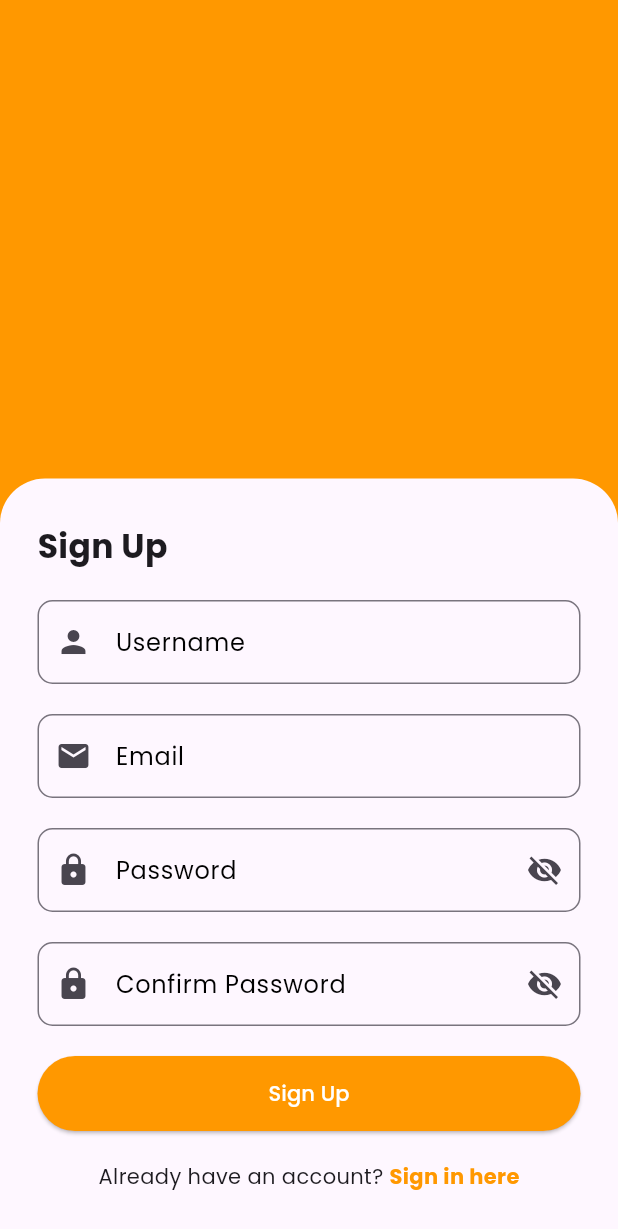
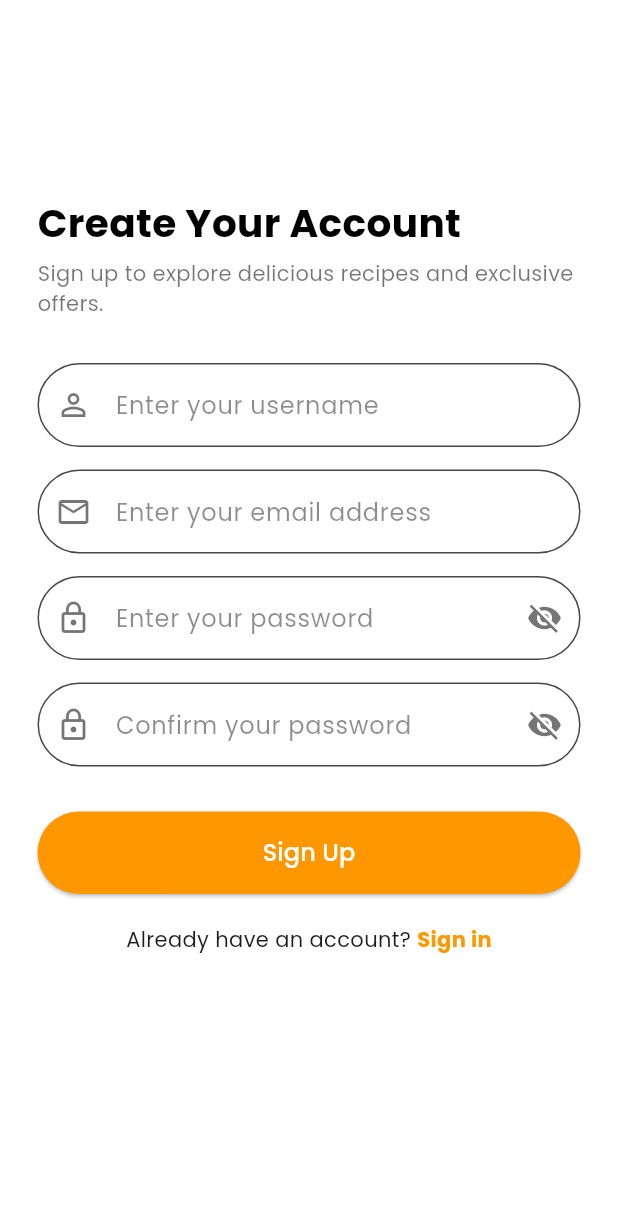
Before and after one commit to rockypabalate/food_ai_thesis, a Flutter app: the SignUpView screen opened by its route, on a phone screen of 412 x 824 dp. Shown: the top 1229 px of the screen. Run offline on Flutter 3.47's test engine with Material 3 defaults, Android fonts, the light colour scheme and no system bars; our stand-ins replace dio, google_fonts, image_picker, lottie, shared_preferences, shimmer and 4 more; missing offline and left inert: tflite_flutter; accounts and stored records are empty; project files that could hold a hidden picture were left out.

Commit message:
new code

```diff
--- a/lib/ui/views/sign_up/sign_up_view.dart
+++ b/lib/ui/views/sign_up/sign_up_view.dart
@@ -1,7 +1,7 @@
 import 'package:flutter/material.dart';
-import 'package:food_ai_thesis/ui/views/register/widgets_loading_sign_up.dart';
 import 'package:google_fonts/google_fonts.dart';
 import 'package:stacked/stacked.dart';
+import 'package:food_ai_thesis/ui/views/register/widgets_loading_sign_up.dart';
 import 'sign_up_viewmodel.dart';
 
 class SignUpView extends StackedView<SignUpViewModel> {
@@ -14,173 +14,148 @@ class SignUpView extends StackedView<SignUpViewModel> {
     Widget? child,
   ) {
     return Scaffold(
-      backgroundColor: Theme.of(context).colorScheme.background,
+      backgroundColor: Colors.white,
       body: Stack(
         children: [
-          // Background container
-          Container(
-            width: double.infinity,
-            height: double.infinity,
-            color: Colors.orange, // Orange background color
-            child: Center(
-              child: Text(
+          SafeArea(
+            child: SingleChildScrollView(
+              child: Padding(
+                padding: const EdgeInsets.symmetric(
+                    horizontal: 25.0, vertical: 50.0),
+                child: Column(
+                  crossAxisAlignment: CrossAxisAlignment.start,
+                  children: [
+                    const SizedBox(height: 80.0),
+                    Text(
                       'Create Your Account',
                       style: GoogleFonts.poppins(
-                  fontSize: 24.0,
+                        fontSize: 26.0,
                         fontWeight: FontWeight.bold,
-                  color: Colors.white,
+                        color: Colors.black,
                       ),
                     ),
+                    const SizedBox(height: 5.0),
+                    Text(
+                      'Sign up to explore delicious recipes and exclusive offers.',
+                      style: GoogleFonts.poppins(
+                        fontSize: 14.0,
+                        color: Colors.black54,
                       ),
                     ),
-          // Bottom container with sign-up fields
-          Align(
-            alignment: Alignment.bottomCenter,
-            child: Container(
-              padding:
-                  const EdgeInsets.symmetric(horizontal: 25.0, vertical: 30.0),
-              decoration: BoxDecoration(
-                color: Theme.of(context).colorScheme.surface,
-                borderRadius: const BorderRadius.only(
-                  topLeft: Radius.circular(30.0),
-                  topRight: Radius.circular(30.0),
-                ),
-              ),
-              child: Column(
-                mainAxisSize: MainAxisSize.min,
-                crossAxisAlignment: CrossAxisAlignment.start,
-                children: [
-                  // Sign-Up header
-                  Text(
-                    'Sign Up',
-                    style: GoogleFonts.poppins(
-                      fontSize: 22.0,
-                      fontWeight: FontWeight.bold,
-                    ),
-                  ),
-                  const SizedBox(height: 20.0),
-                  // Username field
+                    const SizedBox(height: 30.0),
                     TextFormField(
                       controller: viewModel.usernameController,
                       decoration: InputDecoration(
-                      labelText: 'Username',
-                      labelStyle: GoogleFonts.poppins(
-                        color: Colors.black, // Black label color when typing
+                        filled: true,
+                        fillColor: Colors.white,
+                        hintText: 'Enter your username',
+                        hintStyle: GoogleFonts.poppins(color: Colors.black45),
+                        border: OutlineInputBorder(
+                          borderRadius: BorderRadius.circular(30.0),
+                          borderSide: BorderSide(color: Colors.grey.shade300),
                         ),
-                      border: OutlineInputBorder(
-                        borderRadius: BorderRadius.circular(10.0),
-                      ),
-                      focusedBorder: OutlineInputBorder(
-                        borderRadius: BorderRadius.circular(10.0),
-                        borderSide: const BorderSide(color: Colors.black),
-                      ),
-                      prefixIcon: const Icon(Icons.person),
+                        prefixIcon: const Icon(Icons.person_outline,
+                            color: Colors.black54),
                       ),
                     ),
-                  const SizedBox(height: 20.0),
-                  // Email field
+                    const SizedBox(height: 15.0),
                     TextFormField(
                       controller: viewModel.emailController,
                       decoration: InputDecoration(
-                      labelText: 'Email',
-                      labelStyle: GoogleFonts.poppins(
-                        color: Colors.black, // Black label color when typing
+                        filled: true,
+                        fillColor: Colors.white,
+                        hintText: 'Enter your email address',
+                        hintStyle: GoogleFonts.poppins(color: Colors.black45),
+                        border: OutlineInputBorder(
+                          borderRadius: BorderRadius.circular(30.0),
+                          borderSide: BorderSide(color: Colors.grey.shade300),
                         ),
-                      border: OutlineInputBorder(
-                        borderRadius: BorderRadius.circular(10.0),
-                      ),
-                      focusedBorder: OutlineInputBorder(
-                        borderRadius: BorderRadius.circular(10.0),
-                        borderSide: const BorderSide(color: Colors.black),
-                      ),
-                      prefixIcon: const Icon(Icons.email),
+                        prefixIcon: const Icon(Icons.email_outlined,
+                            color: Colors.black54),
                       ),
                     ),
-                  const SizedBox(height: 20.0),
-                  // Password field
+                    const SizedBox(height: 15.0),
                     TextFormField(
                       controller: viewModel.passwordController,
                       decoration: InputDecoration(
-                      labelText: 'Password',
-                      labelStyle: GoogleFonts.poppins(
-                        color: Colors.black, // Black label color when typing
+                        filled: true,
+                        fillColor: Colors.white,
+                        hintText: 'Enter your password',
+                        hintStyle: GoogleFonts.poppins(color: Colors.black45),
+                        border: OutlineInputBorder(
+                          borderRadius: BorderRadius.circular(30.0),
+                          borderSide: BorderSide(color: Colors.grey.shade300),
                         ),
-                      border: OutlineInputBorder(
-                        borderRadius: BorderRadius.circular(10.0),
-                      ),
-                      focusedBorder: OutlineInputBorder(
-                        borderRadius: BorderRadius.circular(10.0),
-                        borderSide: const BorderSide(color: Colors.black),
-                      ),
-                      prefixIcon: const Icon(Icons.lock),
+                        prefixIcon: const Icon(Icons.lock_outline,
+                            color: Colors.black54),
                         suffixIcon: IconButton(
                           icon: Icon(
                             viewModel.isPasswordVisible
                                 ? Icons.visibility
                                 : Icons.visibility_off,
+                            color: Colors.black54,
                           ),
                           onPressed: viewModel.togglePasswordVisibility,
                         ),
                       ),
                       obscureText: !viewModel.isPasswordVisible,
                     ),
-                  const SizedBox(height: 20.0),
-                  // Confirm Password field
+                    const SizedBox(height: 15.0),
                     TextFormField(
                       controller: viewModel.confirmPasswordController,
                       decoration: InputDecoration(
-                      labelText: 'Confirm Password',
-                      labelStyle: GoogleFonts.poppins(
-                        color: Colors.black, // Black label color when typing
+                        filled: true,
+                        fillColor: Colors.white,
+                        hintText: 'Confirm your password',
+                        hintStyle: GoogleFonts.poppins(color: Colors.black45),
+                        border: OutlineInputBorder(
+                          borderRadius: BorderRadius.circular(30.0),
+                          borderSide: BorderSide(color: Colors.grey.shade300),
                         ),
-                      border: OutlineInputBorder(
-                        borderRadius: BorderRadius.circular(10.0),
-                      ),
-                      focusedBorder: OutlineInputBorder(
-                        borderRadius: BorderRadius.circular(10.0),
-                        borderSide: const BorderSide(color: Colors.black),
-                      ),
-                      prefixIcon: const Icon(Icons.lock),
+                        prefixIcon: const Icon(Icons.lock_outline,
+                            color: Colors.black54),
                         suffixIcon: IconButton(
                           icon: Icon(
                             viewModel.isPasswordVisible
                                 ? Icons.visibility
                                 : Icons.visibility_off,
+                            color: Colors.black54,
                           ),
                           onPressed: viewModel.togglePasswordVisibility,
                         ),
                       ),
                       obscureText: !viewModel.isPasswordVisible,
                     ),
-                  const SizedBox(height: 20.0),
-                  // Sign Up button
+                    const SizedBox(height: 30.0),
                     ElevatedButton(
-                    onPressed: () => viewModel.register(),
+                      onPressed: viewModel.isLoading
+                          ? null //
+                          : () => viewModel.register(),
                       style: ElevatedButton.styleFrom(
-                      backgroundColor: Colors.orange, // Button color orange
-                      foregroundColor: Colors.white, // Text color white
-                      minimumSize: const Size(double.infinity, 50),
+                        backgroundColor: Colors.orange,
+                        foregroundColor: Colors.white,
+                        minimumSize: const Size(double.infinity, 55),
+                        shape: RoundedRectangleBorder(
+                          borderRadius: BorderRadius.circular(30.0),
+                        ),
                       ),
                       child: Text(
                         'Sign Up',
-                      style: GoogleFonts.poppins(),
+                        style: GoogleFonts.poppins(fontSize: 16.0),
                       ),
                     ),
                     const SizedBox(height: 20.0),
-                  // Sign in prompt
                     Row(
                       mainAxisAlignment: MainAxisAlignment.center,
                       children: [
-                      Text(
-                        "Already have an account? ",
-                        style: GoogleFonts.poppins(),
-                      ),
+                        Text("Already have an account? ",
+                            style: GoogleFonts.poppins()),
                         GestureDetector(
                           onTap: viewModel.navigateToSignIn,
                           child: Text(
-                          'Sign in here',
+                            'Sign in',
                             style: GoogleFonts.poppins(
-                            color: Colors.orange, // Sign in text color orange
+                              color: Colors.orange,
                               fontWeight: FontWeight.bold,
                             ),
                           ),
@@ -191,8 +166,8 @@ class SignUpView extends StackedView<SignUpViewModel> {
                 ),
               ),
             ),
-          // Loading indicator
-          if (viewModel.isLoading)
+          ),
+          if (viewModel.isLoading) // ✅ Show loading overlay
             const LoadingIndicatorSignUp(isLoading: true),
         ],
       ),
--- a/lib/utils/constants.dart
+++ b/lib/utils/constants.dart
@@ -1,6 +1,6 @@
 class Constants {
   Constants._();
 
-  static const baseUrl = 'http://192.168.128.245:6000';
+  static const baseUrl = 'http://192.168.195.245:6000';
   static const defDuration = Duration(milliseconds: 2000);
 }
```
Also changed, not shown: lib/ui/views/dashboard_recipes/dashboard_recipes_view.dart (+29 -30 lines), lib/ui/views/sign_in/sign_in_view.dart (+85 -78 lines), lib/ui/views/sign_in/sign_in_viewmodel.dart (+5 -2 lines). Lines whose indentation alone changed are shown as unchanged.
